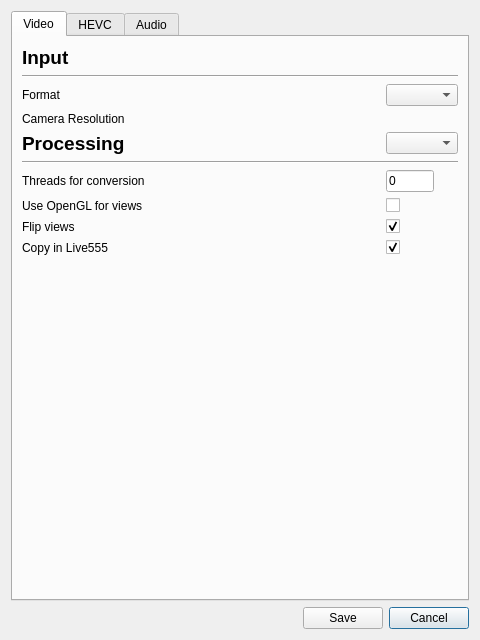
This is ui/advancedSettings.ui in ultravideo/uvgComm as Qt 5 draws it before an edit. The edited form follows.
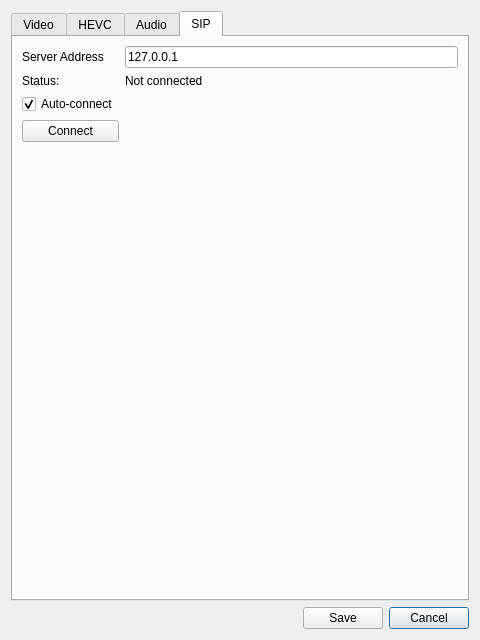
This is the edited form. The open tabs and pages were chosen to show the change.

Commit message: Added the settings for setting server name and connecting to it as well as showing connection status.

Diff of the .ui file:
```diff
--- a/ui/advancedSettings.ui
+++ b/ui/advancedSettings.ui
@@ -51,13 +51,6 @@
        <string>Video</string>
       </attribute>
       <layout class="QGridLayout" name="gridLayout_3">
-       <item row="9" column="0">
-        <widget class="QLabel" name="ConversionLabel">
-         <property name="text">
-          <string>Threads for conversion</string>
-         </property>
-        </widget>
-       </item>
        <item row="0" column="0" colspan="2">
         <widget class="QLabel" name="Input">
          <property name="font">
@@ -72,27 +65,7 @@
          </property>
         </widget>
        </item>
-       <item row="10" column="0">
-        <widget class="QLabel" name="OpenGLLabel">
-         <property name="text">
-          <string>Use OpenGL for views</string>
-         </property>
-        </widget>
-       </item>
-       <item row="9" column="1">
-        <widget class="QLineEdit" name="yuv_threads">
-         <property name="maximumSize">
-          <size>
-           <width>48</width>
-           <height>16777215</height>
-          </size>
-         </property>
-         <property name="text">
-          <string>0</string>
-         </property>
-        </widget>
-       </item>
-       <item row="6" column="0">
+       <item row="5" column="0">
         <widget class="QLabel" name="Processing">
          <property name="font">
           <font>
@@ -106,13 +79,6 @@
          </property>
         </widget>
        </item>
-       <item row="4" column="0" colspan="2">
-        <widget class="QLabel" name="ResolutionLabel">
-         <property name="text">
-          <string>Camera Resolution</string>
-         </property>
-        </widget>
-       </item>
        <item row="2" column="0">
         <widget class="QLabel" name="format_label">
          <property name="text">
@@ -137,14 +103,7 @@
          </property>
         </widget>
        </item>
-       <item row="7" column="0" colspan="2">
-        <widget class="Line" name="line_2">
-         <property name="orientation">
-          <enum>Qt::Horizontal</enum>
-         </property>
-        </widget>
-       </item>
-       <item row="13" column="0" colspan="2">
+       <item row="14" column="0" colspan="2">
         <spacer name="verticalSpacer_2">
          <property name="orientation">
           <enum>Qt::Vertical</enum>
@@ -157,7 +116,14 @@
          </property>
         </spacer>
        </item>
-       <item row="6" column="1">
+       <item row="3" column="0">
+        <widget class="QLabel" name="ResolutionLabel">
+         <property name="text">
+          <string>Camera Resolution</string>
+         </property>
+        </widget>
+       </item>
+       <item row="3" column="1">
         <widget class="QComboBox" name="resolution">
          <property name="minimumSize">
           <size>
@@ -173,10 +139,17 @@
          </property>
         </widget>
        </item>
-       <item row="10" column="1">
-        <widget class="QCheckBox" name="opengl">
+       <item row="7" column="0">
+        <widget class="QLabel" name="ConversionLabel">
          <property name="text">
-          <string/>
+          <string>Threads for conversion</string>
+         </property>
+        </widget>
+       </item>
+       <item row="10" column="0">
+        <widget class="QLabel" name="OpenGLLabel">
+         <property name="text">
+          <string>Use OpenGL for views</string>
          </property>
         </widget>
        </item>
@@ -204,6 +177,43 @@
          </property>
         </widget>
        </item>
+       <item row="7" column="1">
+        <widget class="QLineEdit" name="yuv_threads">
+         <property name="maximumSize">
+          <size>
+           <width>48</width>
+           <height>16777215</height>
+          </size>
+         </property>
+         <property name="text">
+          <string>0</string>
+         </property>
+        </widget>
+       </item>
+       <item row="6" column="0" colspan="2">
+        <widget class="Line" name="line_2">
+         <property name="orientation">
+          <enum>Qt::Horizontal</enum>
+         </property>
+        </widget>
+       </item>
+       <item row="10" column="1">
+        <widget class="QCheckBox" name="opengl">
+         <property name="text">
+          <string/>
+         </property>
+        </widget>
+       </item>
+       <item row="11" column="1">
+        <widget class="QCheckBox" name="flip">
+         <property name="text">
+          <string/>
+         </property>
+         <property name="checked">
+          <bool>true</bool>
+         </property>
+        </widget>
+       </item>
        <item row="12" column="1">
         <widget class="QCheckBox" name="live555Copy">
          <property name="text">
@@ -570,10 +580,71 @@
          </property>
         </spacer>
        </item>
+      </layout>
+     </widget>
+     <widget class="QWidget" name="sip">
+      <attribute name="title">
+       <string>SIP</string>
+      </attribute>
+      <layout class="QGridLayout" name="gridLayout_4">
+       <item row="0" column="0">
+        <widget class="QLabel" name="ServerLabel">
+         <property name="text">
+          <string>Server Address</string>
+         </property>
+        </widget>
+       </item>
+       <item row="0" column="1">
+        <widget class="QLineEdit" name="serverAddress">
+         <property name="text">
+          <string>127.0.0.1</string>
+         </property>
+        </widget>
+       </item>
+       <item row="1" column="1">
+        <widget class="QLabel" name="statusText">
+         <property name="text">
+          <string>Not connected</string>
+         </property>
+        </widget>
+       </item>
+       <item row="4" column="1">
+        <spacer name="verticalSpacer">
+         <property name="orientation">
+          <enum>Qt::Vertical</enum>
+         </property>
+         <property name="sizeHint" stdset="0">
+          <size>
+           <width>20</width>
+           <height>40</height>
+          </size>
+         </property>
+        </spacer>
+       </item>
+       <item row="1" column="0">
+        <widget class="QLabel" name="StatusLabel">
+         <property name="text">
+          <string>Status:</string>
+         </property>
+        </widget>
+       </item>
+       <item row="2" column="0">
+        <widget class="QCheckBox" name="autoConnect">
+         <property name="text">
+          <string>Auto-connect</string>
+         </property>
+         <property name="checked">
+          <bool>true</bool>
+         </property>
+         <property name="tristate">
+          <bool>false</bool>
+         </property>
+        </widget>
+       </item>
        <item row="3" column="0">
-        <widget class="QLabel" name="label">
+        <widget class="QPushButton" name="connectButton">
          <property name="text">
-          <string>NOT IMLEMENTED</string>
+          <string>Connect</string>
          </property>
         </widget>
        </item>
```
Left out of the diff: 112 changed lines with no effect on the pictures. The commit also changes 2 other files.
